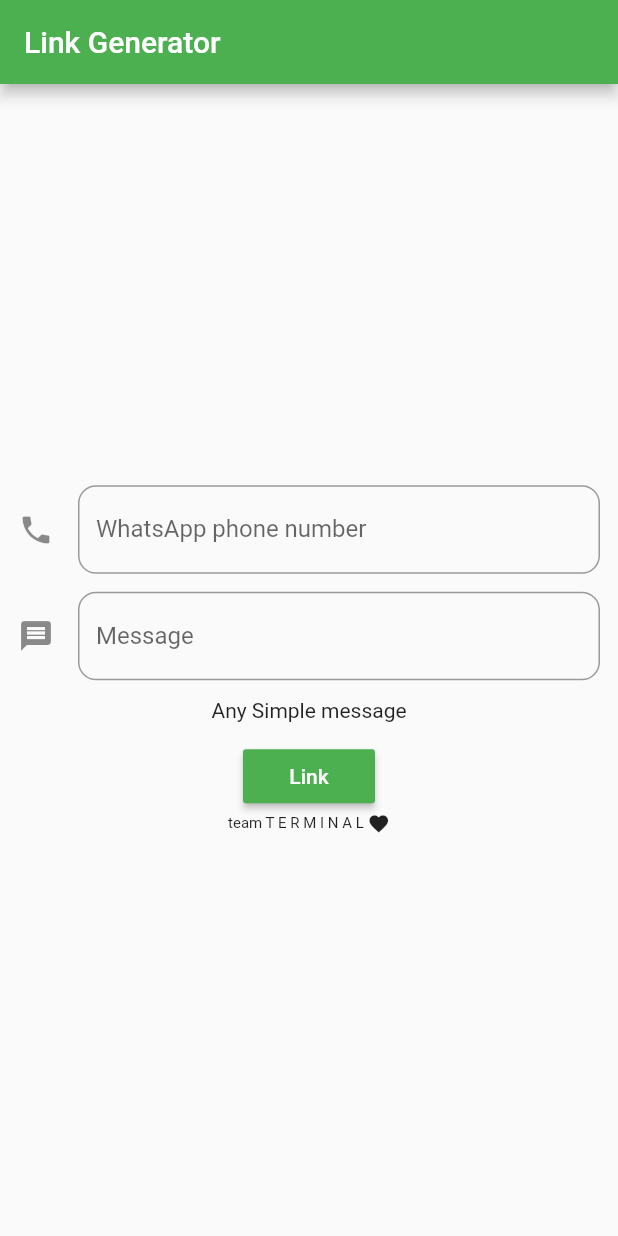
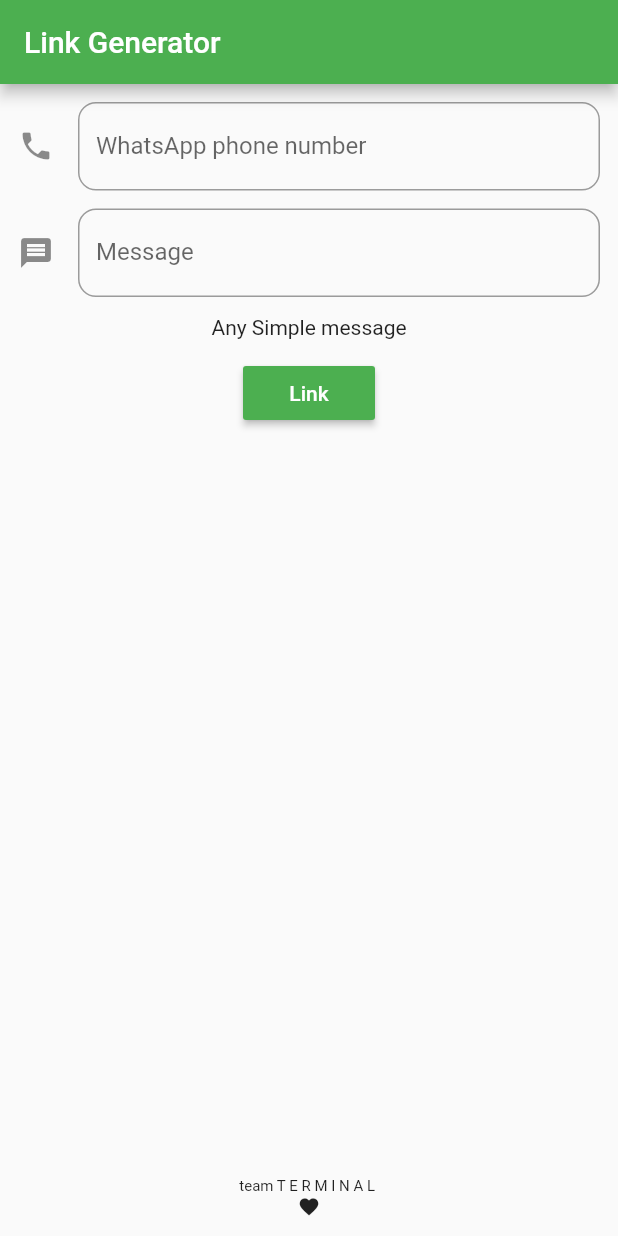
Before and after one commit to rubenshibu/whatsapplinkgeneartor, a Flutter app: the screen it shows after launch, on a phone screen of 412 x 824 dp. Run offline on Flutter 3.47's test engine with Material 2 defaults, Android fonts, the phone set to English and light mode, and no system bars; our stand-ins replace share.

Commit message:
Improved perfomande :zap:

```diff
--- a/lib/main.dart
+++ b/lib/main.dart
@@ -88,8 +88,6 @@ class _MyHomePageState extends State<MyHomePage> {
                 keyboardType: TextInputType.phone,
                 controller: _phone,
               ),
-
-
               SizedBox(height: 12,),
 
               TextField(
@@ -116,20 +114,27 @@ class _MyHomePageState extends State<MyHomePage> {
                   _showDialog(url);
                 },
               ),
-              Wrap(
-                crossAxisAlignment: WrapCrossAlignment.center,
-                children: <Widget>[
-                  Text('team T E R M I N A L ',
-                  style: TextStyle(
-                    fontSize: 10.0,
-                  ),),
-                  Icon(Icons.favorite,size: 15.0,),
-                ],
-              )
+
+              Expanded(
+                child:  Column(
+                  mainAxisAlignment: MainAxisAlignment.end,
+                  children: <Widget>[
+                    Text('team T E R M I N A L ',
+                      style: TextStyle(
+                        fontSize: 10.0,
+                      ),
+                    ),
+                    Icon(Icons.favorite,size: 15.0,
+                    ),
+                  ],
+                ),
+              ),
+
             ],
           ),
         ),
       ),
     );
+
   }
 }
```
